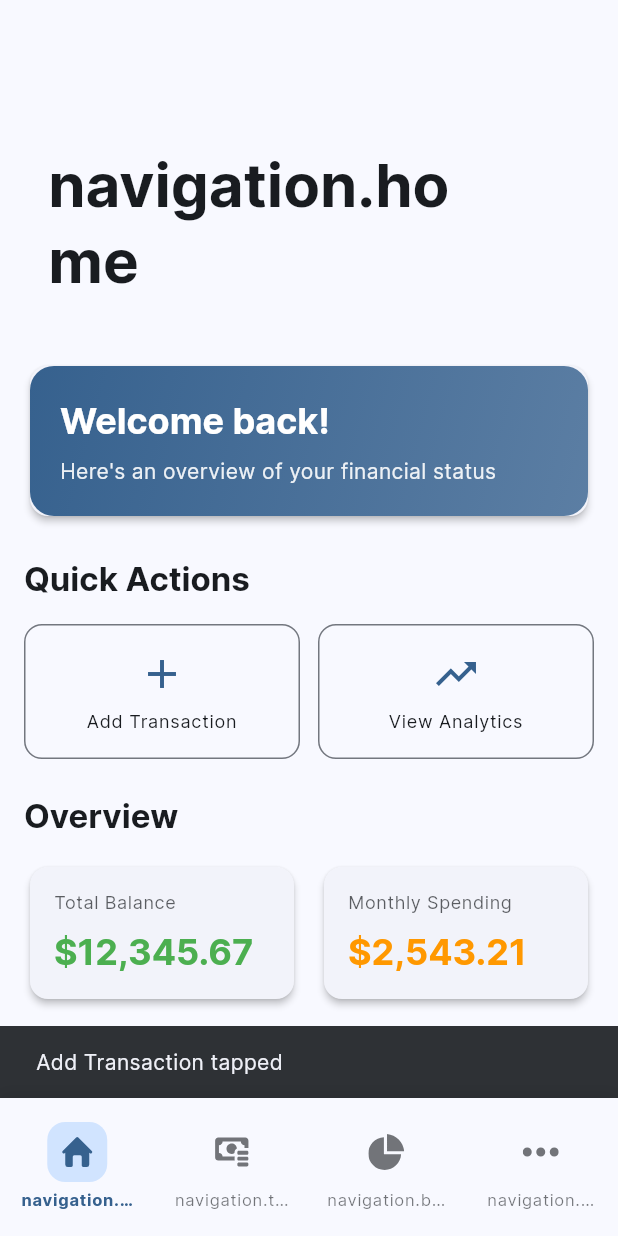
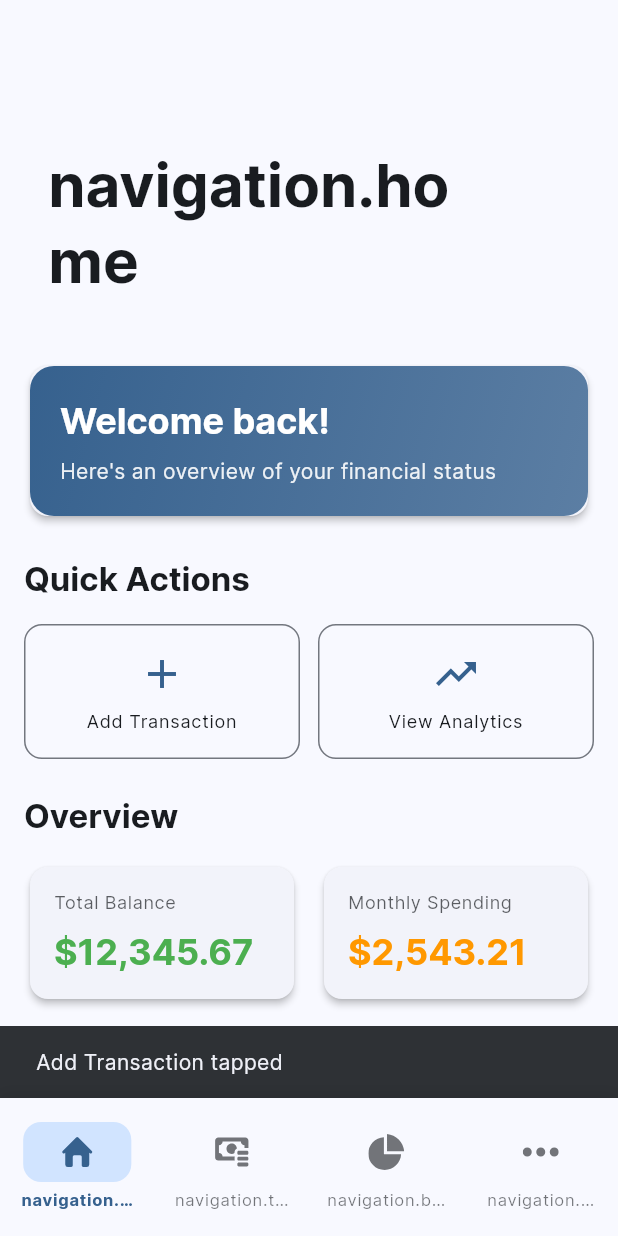
Before and after one commit to PhanMai010203/littlepig, a Flutter app: the screen it shows after launch, after a tap on "Add Transaction", on a phone screen of 412 x 824 dp. Run offline on Flutter 3.47's test engine with Material 3 defaults, Android fonts, the phone set to English and light mode, and no system bars; our stand-ins replace auto_size_text, bloc, dynamic_color, easy_localization, equatable, flutter_bloc and 8 more; accounts and stored records are empty.

Commit message:
Add animation to bottom navigation bar

```diff
--- a/finance/lib/features/navigation/presentation/widgets/adaptive_bottom_navigation.dart
+++ b/finance/lib/features/navigation/presentation/widgets/adaptive_bottom_navigation.dart
@@ -4,7 +4,7 @@ import 'package:easy_localization/easy_localization.dart';
 
 import '../../domain/entities/navigation_item.dart';
 
-class AdaptiveBottomNavigation extends StatelessWidget {
+class AdaptiveBottomNavigation extends StatefulWidget {
   const AdaptiveBottomNavigation({
     required this.currentIndex,
     required this.items,
@@ -19,10 +19,116 @@ class AdaptiveBottomNavigation extends StatelessWidget {
   final ValueChanged<int>? onLongPress;
 
   @override
+  State<AdaptiveBottomNavigation> createState() => _AdaptiveBottomNavigationState();
+}
+
+class _AdaptiveBottomNavigationState extends State<AdaptiveBottomNavigation>
+    with TickerProviderStateMixin {
+  late List<AnimationController> _scaleControllers;
+  late List<Animation<double>> _scaleAnimations;
+  late AnimationController _indicatorController;
+  late Animation<double> _indicatorAnimation;
+
+  int _previousIndex = 0;
+
+  @override
+  void initState() {
+    super.initState();
+    _previousIndex = widget.currentIndex;
+    _initializeAnimations();
+  }
+
+  void _initializeAnimations() {
+    // Scale animations for bounce effect
+    _scaleControllers = List.generate(
+      widget.items.length,
+      (index) => AnimationController(
+        duration: const Duration(milliseconds: 150),
+        vsync: this,
+      ),
+    );
+
+    _scaleAnimations = _scaleControllers.map((controller) {
+      return Tween<double>(begin: 1.0, end: 0.85).animate(
+        CurvedAnimation(parent: controller, curve: Curves.easeInOut),
+      );
+    }).toList();
+
+    // Sliding indicator animation
+    _indicatorController = AnimationController(
+      duration: const Duration(milliseconds: 300),
+      vsync: this,
+    );
+
+    _indicatorAnimation = Tween<double>(
+      begin: _previousIndex.toDouble(),
+      end: widget.currentIndex.toDouble(),
+    ).animate(CurvedAnimation(
+      parent: _indicatorController,
+      curve: Curves.easeInOutCubic,
+    ));
+  }
+
+  @override
+  void didUpdateWidget(AdaptiveBottomNavigation oldWidget) {
+    super.didUpdateWidget(oldWidget);
+
+    if (oldWidget.items.length != widget.items.length) {
+      // Dispose old controllers and reinitialize
+      _disposeControllers();
+      _initializeAnimations();
+    }
+
+    if (oldWidget.currentIndex != widget.currentIndex) {
+      _animateIndicator(oldWidget.currentIndex, widget.currentIndex);
+    }
+  }
+
+  void _animateIndicator(int from, int to) {
+    _previousIndex = from;
+    _indicatorAnimation = Tween<double>(
+      begin: from.toDouble(),
+      end: to.toDouble(),
+    ).animate(CurvedAnimation(
+      parent: _indicatorController,
+      curve: Curves.easeInOutCubic,
+    ));
+
+    _indicatorController.forward(from: 0.0);
+  }
+
+  @override
+  void dispose() {
+    _disposeControllers();
+    super.dispose();
+  }
+
+  void _disposeControllers() {
+    for (final controller in _scaleControllers) {
+      controller.dispose();
+    }
+    _indicatorController.dispose();
+  }
+
+  void _handleTap(int index) {
+    // Call onTap immediately for instant response
+    widget.onTap(index);
+
+    // Trigger bounce animation asynchronously
+    _playBounceAnimation(index);
+  }
+
+  void _playBounceAnimation(int index) async {
+    await _scaleControllers[index].forward();
+    _scaleControllers[index].reverse();
+  }
+
+  @override
   Widget build(BuildContext context) {
     return Container(
       decoration: BoxDecoration(
-        color: Theme.of(context).colorScheme.surface,        boxShadow: [
+        color: Theme.of(context).colorScheme.surface,
+        boxShadow: [
           BoxShadow(
             color: Colors.black.withValues(alpha: 0.1),
             blurRadius: 8,
@@ -33,19 +139,90 @@ class AdaptiveBottomNavigation extends StatelessWidget {
       child: SafeArea(
         child: Padding(
           padding: const EdgeInsets.symmetric(vertical: 8.0),
-          child: Row(
-            mainAxisAlignment: MainAxisAlignment.spaceAround,
-            children: items.asMap().entries.map((entry) {
+          child: LayoutBuilder(
+            builder: (context, constraints) {
+              return Stack(
+                children: [
+                  // Sliding indicator
+                  AnimatedBuilder(
+                    animation: _indicatorAnimation,
+                    builder: (context, child) {
+                      final itemWidth = constraints.maxWidth / widget.items.length;
+                      final indicatorWidth = itemWidth * 0.7; // 70% of item width
+                      final indicatorHeight = 40.0;
+                      final leftPosition = (_indicatorAnimation.value * itemWidth) +
+                                         (itemWidth - indicatorWidth) / 2;
+
+                      return Positioned(
+                        left: leftPosition,
+                        top: 8,
+                        child: Container(
+                          width: indicatorWidth,
+                          height: indicatorHeight,
+                          decoration: BoxDecoration(
+                            color: Theme.of(context).colorScheme.primaryContainer,
+                            borderRadius: BorderRadius.circular(12),
+                          ),
+                        ),
+                      );
+                    },
+                  ),
+                  // Navigation items
+                  Row(
+                    children: widget.items.asMap().entries.map((entry) {
                       final index = entry.key;
                       final item = entry.value;
-              final isSelected = index == currentIndex;
+                      final isSelected = index == widget.currentIndex;
 
                       return Expanded(
+                        child: _AnimatedNavigationItem(
+                          item: item,
+                          isSelected: isSelected,
+                          scaleAnimation: _scaleAnimations[index],
+                          onTap: () => _handleTap(index),
+                          onLongPress: widget.onLongPress != null
+                              ? () => widget.onLongPress!(index)
+                              : null,
+                        ),
+                      );
+                    }).toList(),
+                  ),
+                ],
+              );
+            },
+          ),
+        ),
+      ),
+    );
+  }
+}
+
+class _AnimatedNavigationItem extends StatelessWidget {
+  const _AnimatedNavigationItem({
+    required this.item,
+    required this.isSelected,
+    required this.scaleAnimation,
+    required this.onTap,
+    this.onLongPress,
+  });
+
+  final NavigationItem item;
+  final bool isSelected;
+  final Animation<double> scaleAnimation;
+  final VoidCallback onTap;
+  final VoidCallback? onLongPress;
+
+  @override
+  Widget build(BuildContext context) {
+    return AnimatedBuilder(
+      animation: scaleAnimation,
+      builder: (context, child) {
+        return Transform.scale(
+          scale: scaleAnimation.value,
           child: GestureDetector(
-                  onTap: () => onTap(index),
-                  onLongPress: onLongPress != null
-                      ? () => onLongPress!(index)
-                      : null,
+            onTap: onTap,
+            onLongPress: onLongPress,
+            behavior: HitTestBehavior.opaque,
             child: Container(
               padding: const EdgeInsets.symmetric(
                 horizontal: 12,
@@ -54,18 +231,17 @@ class AdaptiveBottomNavigation extends StatelessWidget {
               child: Column(
                 mainAxisSize: MainAxisSize.min,
                 children: [
+                  // Icon container (no background - indicator handles it)
                   Container(
                     padding: const EdgeInsets.all(8),
-                          decoration: BoxDecoration(
-                            color: isSelected
-                                ? Theme.of(context).colorScheme.primaryContainer
-                                : Colors.transparent,
-                            borderRadius: BorderRadius.circular(12),
-                          ),
+                    child: AnimatedSwitcher(
+                      duration: const Duration(milliseconds: 200),
                       child: SvgPicture.asset(
                         item.iconPath,
+                        key: ValueKey('${item.iconPath}_$isSelected'),
                         width: 24,
-                            height: 24,                            colorFilter: ColorFilter.mode(
+                        height: 24,
+                        colorFilter: ColorFilter.mode(
                           isSelected
                               ? Theme.of(context).colorScheme.primary
                               : Theme.of(context).colorScheme.onSurface.withValues(alpha: 0.6),
@@ -73,27 +249,34 @@ class AdaptiveBottomNavigation extends StatelessWidget {
                         ),
                       ),
                     ),
-                        const SizedBox(height: 4),                        Text(
-                          item.label.tr(),
+                  ),
+                  const SizedBox(height: 4),
+                  // Animated text
+                  AnimatedDefaultTextStyle(
+                    duration: const Duration(milliseconds: 200),
                     style: Theme.of(context).textTheme.labelSmall?.copyWith(
                       color: isSelected
                           ? Theme.of(context).colorScheme.primary
                           : Theme.of(context).colorScheme.onSurface.withValues(alpha: 0.6),
                       fontWeight: isSelected ? FontWeight.w600 : FontWeight.w500,
+                    ) ?? TextStyle(
+                      color: isSelected
+                          ? Theme.of(context).colorScheme.primary
+                          : Theme.of(context).colorScheme.onSurface.withValues(alpha: 0.6),
                     ),
+                    child: Text(
+                      item.label.tr(),
                       textAlign: TextAlign.center,
                       maxLines: 1,
                       overflow: TextOverflow.ellipsis,
+                    ),
                   ),
                 ],
               ),
             ),
           ),
         );
-            }).toList(),
-          ),
-        ),
-      ),
+      },
     );
   }
 }
```
Lines whose indentation alone changed are shown as unchanged.
